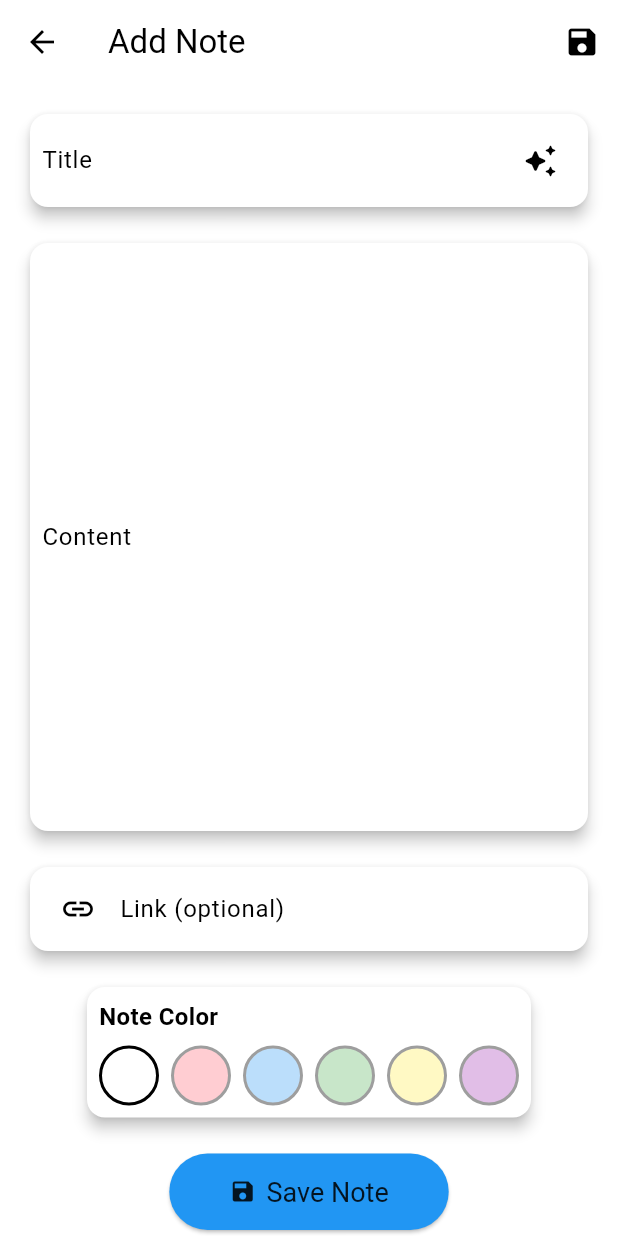
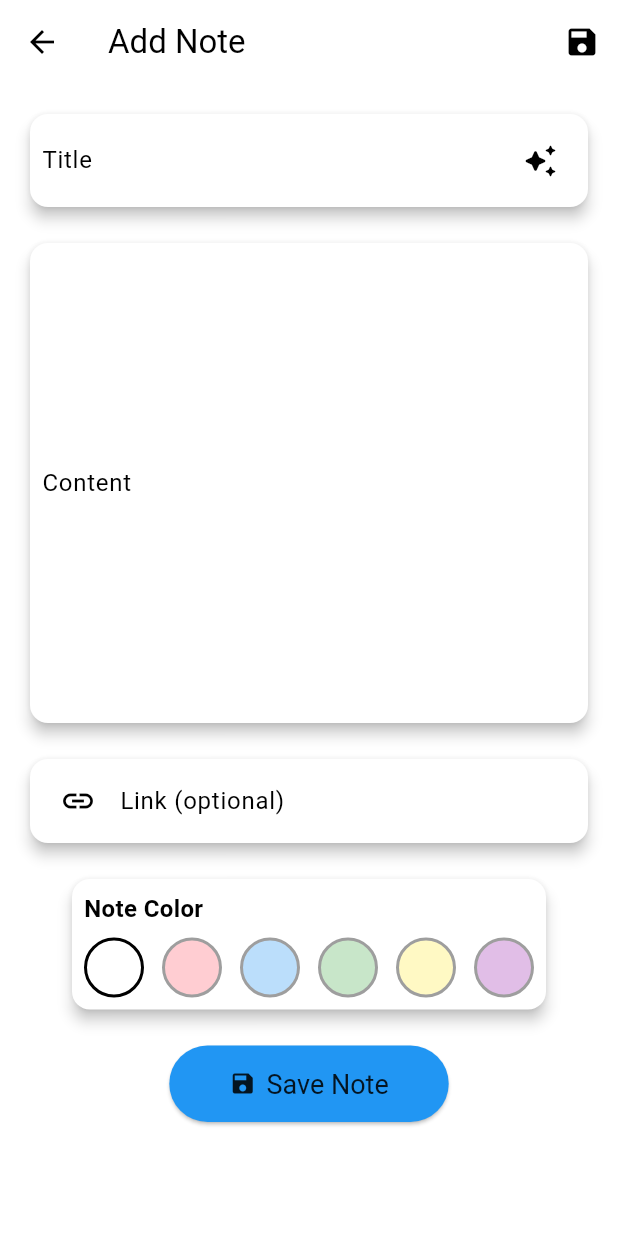
Before and after one commit to Piyu-Pika/my_notes_app, a Flutter app: the AddNoteScreen screen opened directly, on a phone screen of 412 x 824 dp. Run offline on Flutter 3.47's test engine with Material 3 defaults, Android fonts, the phone set to English and light mode, and no system bars; our stand-ins replace cloud_firestore, firebase_auth, firebase_core, flutter_gemini, shared_preferences; accounts and stored records are empty.

Commit message:
minor_update

```diff
--- a/lib/Screens/NoteAddScreen.dart
+++ b/lib/Screens/NoteAddScreen.dart
@@ -176,7 +176,7 @@ class _AddNoteScreenState extends State<AddNoteScreen> {
                             validator: (value) => value!.isEmpty
                                 ? 'Please enter some content'
                                 : null,
-                            maxLines: 15,
+                            maxLines: 12,
                             keyboardType: TextInputType.multiline,
                           ),
                         ),
@@ -213,7 +213,7 @@ class _AddNoteScreenState extends State<AddNoteScreen> {
                               ),
                               SizedBox(height: 8),
                               Wrap(
-                                spacing: 8,
+                                spacing: 12,
                                 children: _colorOptions.map((Color color) {
                                   return GestureDetector(
                                     onTap: () {
--- a/lib/Screens/NoteEditScreen.dart
+++ b/lib/Screens/NoteEditScreen.dart
@@ -129,7 +129,7 @@ class _EditNoteScreenState extends State<EditNoteScreen> {
                             ),
                             SizedBox(height: 8),
                             Wrap(
-                              spacing: 8,
+                              spacing: 12,
                               children: _colorOptions.map((Color color) {
                                 return GestureDetector(
                                   onTap: () {
```
Also changed, not shown: lib/Screens/NotesDetailsScreen.dart (+21 -3 lines), 1 other file.
